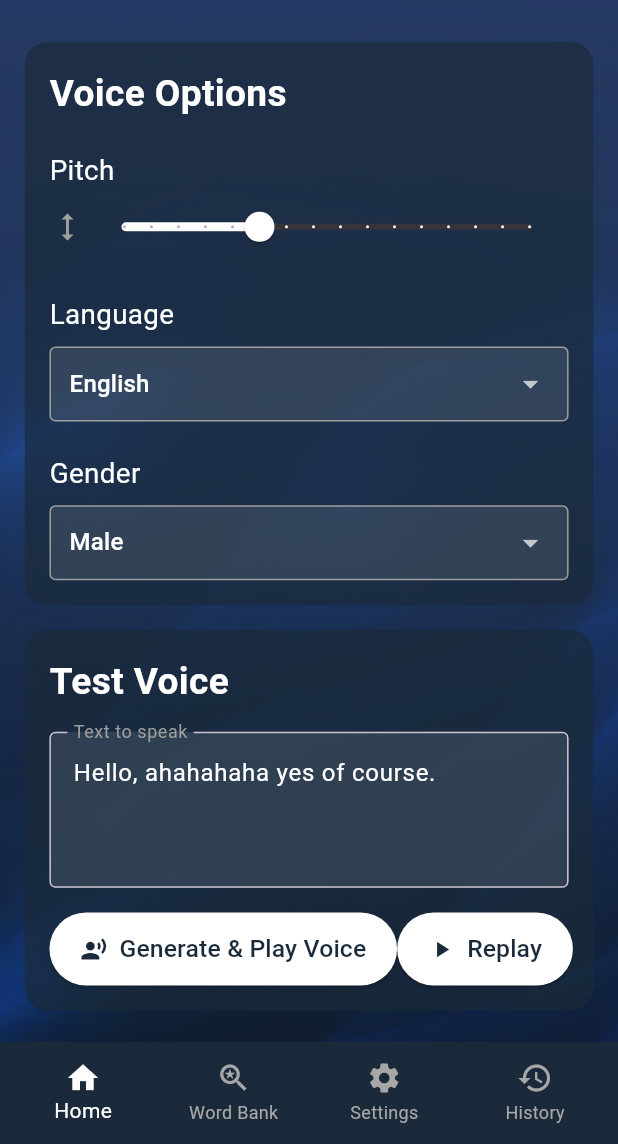
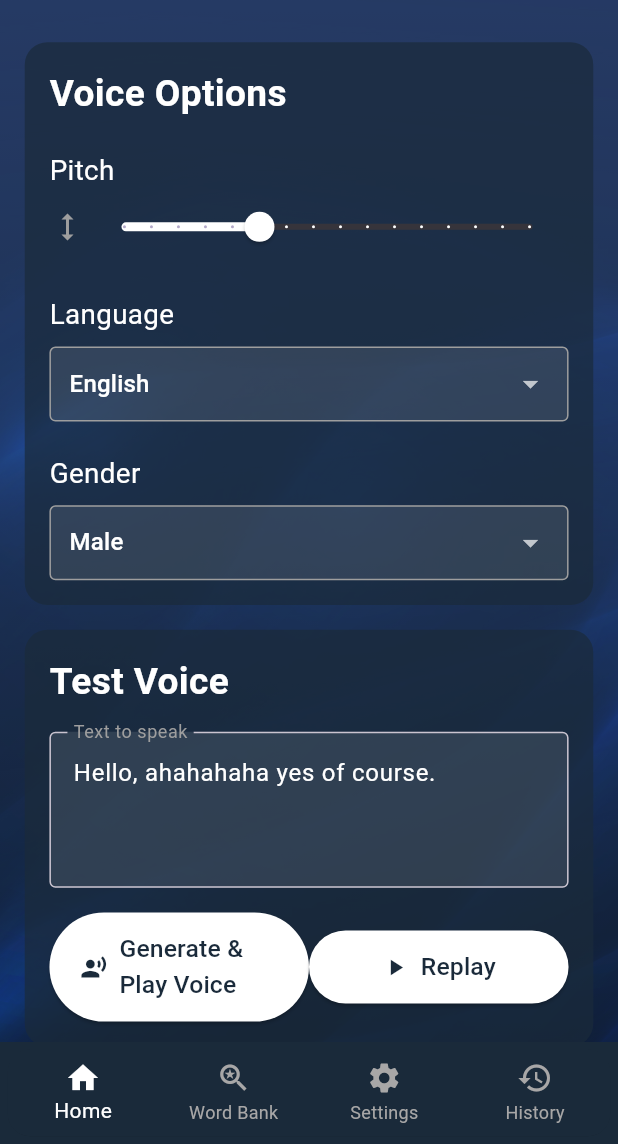
Before and after one commit to malakHelmy/Neurithm, a Flutter app: the VoiceSettingsPage screen opened directly, on a phone screen of 412 x 824 dp, the part 92-1236 px from its top. Run offline on Flutter 3.47's test engine with Material 3 defaults, Android fonts, the phone set to English and light mode, and no system bars; our stand-ins replace audioplayers, cloud_firestore, firebase_auth, firebase_core, flutter_rating_bar, flutter_tts and 2 more; accounts and stored records are empty.

Commit message:
Updated and fixed voice settings screen

```diff
--- a/neurithm/lib/screens/voicesettings.dart
+++ b/neurithm/lib/screens/voicesettings.dart
@@ -372,7 +372,7 @@ Future<void> synthesizeSpeech(String text, VoiceSettings settings) async {
                               Row(
                                 mainAxisAlignment: MainAxisAlignment.spaceEvenly,
                                 children: [
-                                  ElevatedButton.icon(
+                                  Expanded(child: ElevatedButton.icon(
                                     onPressed: _isGenerating
                                         ? null
                                         : () {
@@ -395,7 +395,8 @@ Future<void> synthesizeSpeech(String text, VoiceSettings settings) async {
                                       ),
                                     ),
                                   ),
-                                  ElevatedButton.icon(
+                                  ),
+                                  Expanded(child: ElevatedButton.icon(
                                     onPressed: _isPlaying || _isGenerating
                                         ? null
                                         : () async {
@@ -420,6 +421,7 @@ Future<void> synthesizeSpeech(String text, VoiceSettings settings) async {
                                       ),
                                     ),
                                   ),
+                                  ),
                                 ],
                               ),
                             ],
```
